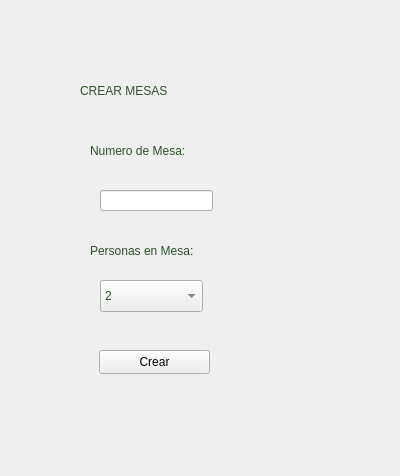
Old version of the form crearmesas3.ui in the repository valeAlfaro5/ProyectoLenguajesDeProgramacion.
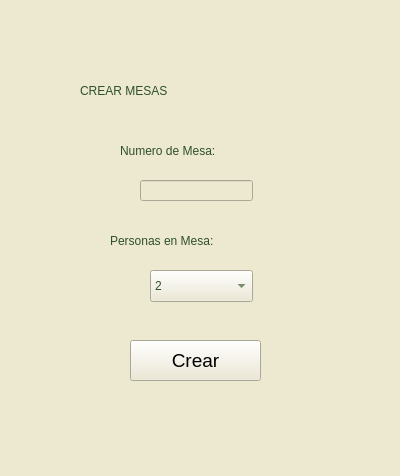
New version of the form.

Patch:
```diff
--- a/crearmesas3.ui
+++ b/crearmesas3.ui
@@ -13,11 +13,14 @@
   <property name="windowTitle">
    <string>Form</string>
   </property>
+  <property name="styleSheet">
+   <string notr="true">background-color: rgb(237, 232, 208);</string>
+  </property>
   <widget class="QComboBox" name="cantidad">
    <property name="geometry">
     <rect>
-     <x>100</x>
-     <y>280</y>
+     <x>150</x>
+     <y>270</y>
      <width>103</width>
      <height>32</height>
     </rect>
@@ -56,8 +59,8 @@
   <widget class="QLabel" name="label_3">
    <property name="geometry">
     <rect>
-     <x>90</x>
-     <y>240</y>
+     <x>110</x>
+     <y>230</y>
      <width>191</width>
      <height>21</height>
     </rect>
@@ -74,8 +77,8 @@
   <widget class="QLineEdit" name="numeroMesa">
    <property name="geometry">
     <rect>
-     <x>100</x>
-     <y>190</y>
+     <x>140</x>
+     <y>180</y>
      <width>113</width>
      <height>21</height>
     </rect>
@@ -84,12 +87,17 @@
   <widget class="QPushButton" name="crearMesita">
    <property name="geometry">
     <rect>
-     <x>99</x>
-     <y>350</y>
-     <width>111</width>
-     <height>24</height>
+     <x>130</x>
+     <y>340</y>
+     <width>131</width>
+     <height>41</height>
     </rect>
    </property>
+   <property name="font">
+    <font>
+     <pointsize>14</pointsize>
+    </font>
+   </property>
    <property name="text">
     <string>Crear</string>
    </property>
@@ -97,7 +105,7 @@
   <widget class="QLabel" name="label_2">
    <property name="geometry">
     <rect>
-     <x>90</x>
+     <x>120</x>
      <y>140</y>
      <width>181</width>
      <height>21</height>
```
